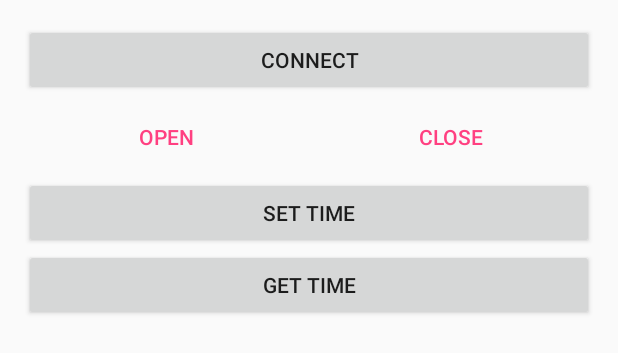
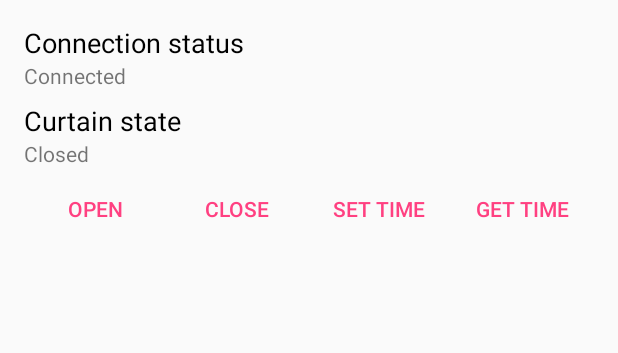
Before and after one commit to TikhonOsipov/SmartHouseWorking, an Android app: the layout activity_main.xml on its own in the app's theme, with its tools: preview values and no code run, on a phone screen of 412 x 824 dp. Shown: the top 353 px of the screen. Run offline under Robolectric (Android 15) with nearby library versions, the phone set to English and light mode, and no system bars.

```diff
--- a/app/src/main/AndroidManifest.xml
+++ b/app/src/main/AndroidManifest.xml
@@ -6,6 +6,7 @@
     <uses-permission android:name="android.permission.BLUETOOTH_ADMIN" />
 
     <application
+        android:name=".MyApp"
         android:allowBackup="true"
         android:icon="@mipmap/ic_launcher"
         android:label="@string/app_name"
@@ -19,7 +20,7 @@
             </intent-filter>
         </activity>
 
-        <activity android:name=".ScheduleActivity" android:parentActivityName=".MainActivity" />
+        <activity android:name=".ScheduleActivity" />
     </application>
 
 </manifest>
--- a/app/src/main/res/layout/activity_main.xml
+++ b/app/src/main/res/layout/activity_main.xml
@@ -10,9 +10,30 @@
     android:paddingTop="@dimen/activity_vertical_margin"
     tools:context="com.tixon.smarthouseworking.MainActivity">
 
-    <Button
-        android:id="@+id/buttonConnect"
-        android:text="Connect"
+    <TextView
+        android:text="Connection status"
+        android:textColor="#000000"
+        android:textAppearance="?android:attr/textAppearanceMedium"
+        android:layout_width="match_parent"
+        android:layout_height="wrap_content" />
+
+    <TextView
+        tools:text="Connected"
+        android:id="@+id/tvConnectionStatus"
+        android:layout_width="match_parent"
+        android:layout_height="wrap_content" />
+
+    <TextView
+        android:layout_marginTop="8dp"
+        android:text="Curtain state"
+        android:textColor="#000000"
+        android:textAppearance="?android:attr/textAppearanceMedium"
+        android:layout_width="match_parent"
+        android:layout_height="wrap_content" />
+
+    <TextView
+        tools:text="Closed"
+        android:id="@+id/tvCurtainState"
         android:layout_width="match_parent"
         android:layout_height="wrap_content" />
 
@@ -38,17 +59,26 @@
             android:layout_width="0dp"
             android:layout_height="wrap_content" />
 
-    </android.support.v7.widget.ButtonBarLayout>
-
         <Button
+            style="?android:attr/buttonBarButtonStyle"
             android:id="@+id/buttonSetTime"
             android:text="Set time"
-        android:layout_width="match_parent"
+            android:layout_weight="1"
+            android:layout_width="0dp"
             android:layout_height="wrap_content" />
 
         <Button
+            style="?android:attr/buttonBarButtonStyle"
             android:id="@+id/buttonGetTime"
             android:text="Get time"
+            android:layout_weight="1"
+            android:layout_width="0dp"
+            android:layout_height="wrap_content" />
+
+    </android.support.v7.widget.ButtonBarLayout>
+
+    <android.support.v7.widget.RecyclerView
+        android:id="@+id/historyRecyclerView"
         android:layout_width="match_parent"
-        android:layout_height="wrap_content" />
+        android:layout_height="match_parent" />
 </LinearLayout>
--- a/app/src/main/res/values/strings.xml
+++ b/app/src/main/res/values/strings.xml
@@ -4,4 +4,5 @@
     <string name="menu_item_name_connect">Connect</string>
 
     <string name="time_format">%1$td.%1$tm.%1$ty %1$tH:%1$tM:%1$tS</string>
+    <string name="schedule_save">Save</string>
 </resources>
```
Also changed, not shown: app/src/main/java/com/tixon/smarthouseworking/HistoryAdapter.java (added, +55 -0 lines), app/src/main/java/com/tixon/smarthouseworking/MainActivity.java (+70 -22 lines), app/src/main/java/com/tixon/smarthouseworking/MyApp.java (added, +23 -0 lines), app/src/main/java/com/tixon/smarthouseworking/ScheduleActivity.java (+21 -0 lines), app/src/main/java/com/tixon/smarthouseworking/database/ScheduleDAO.java (+12 -0 lines), app/src/main/res/layout/history_item_view.xml (added, +38 -0 lines), app/src/main/res/menu/schedule_menu.xml (added, +8 -0 lines), 1 other file. Lines whose indentation alone changed are shown as unchanged.
